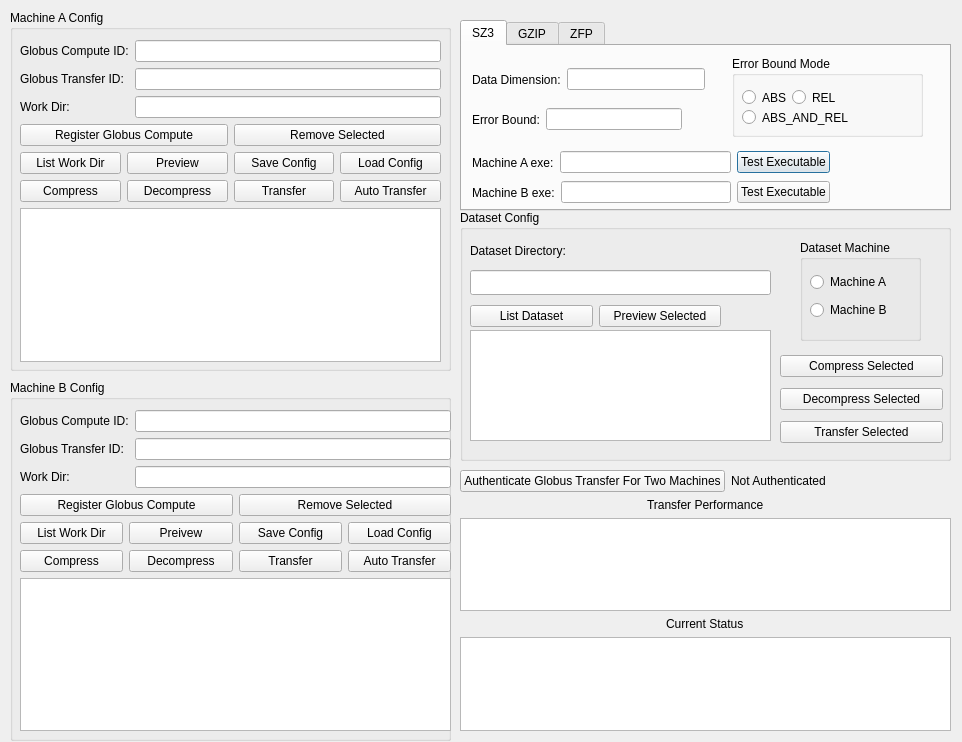
This is ocelot.ui in legendPerceptor/Ocelot as Qt 5 draws it before an edit. The edited form follows.
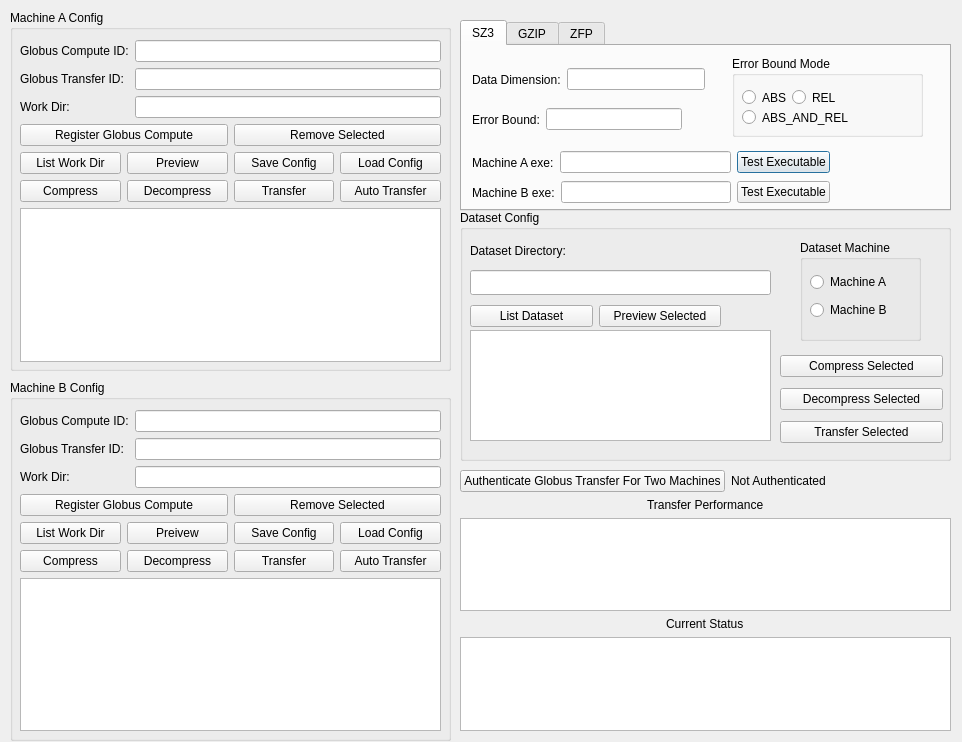
This is the edited form.

Patch:
```diff
--- a/ocelot.ui
+++ b/ocelot.ui
@@ -382,7 +382,7 @@
      <rect>
       <x>10</x>
       <y>30</y>
-      <width>431</width>
+      <width>421</width>
       <height>321</height>
      </rect>
     </property>
```
